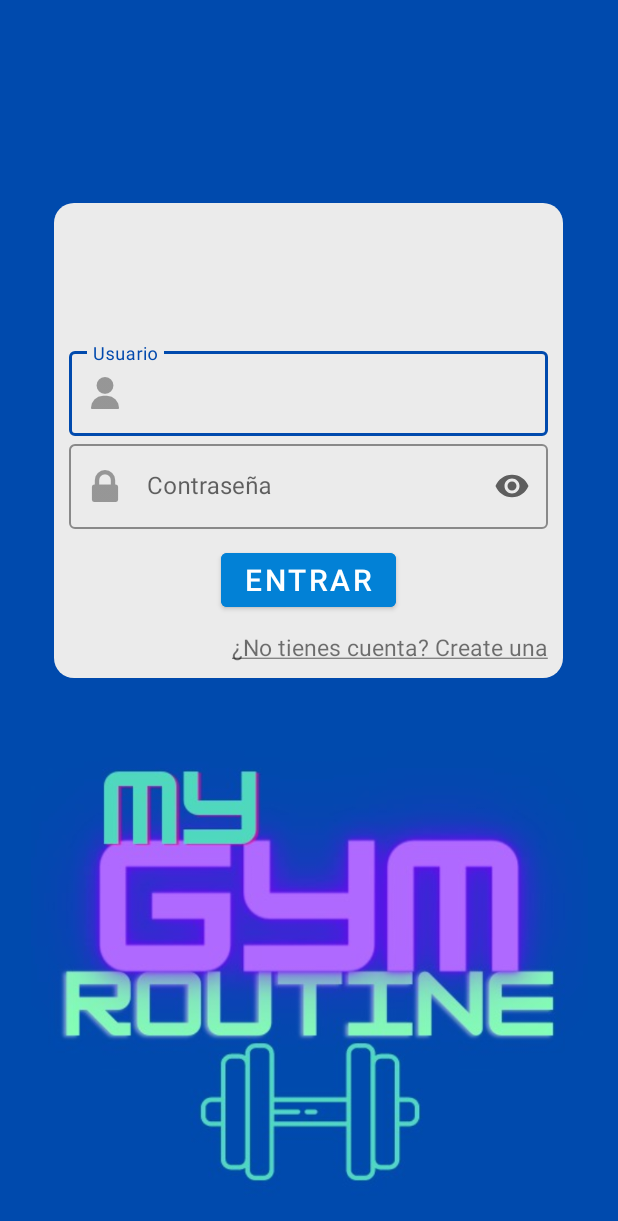
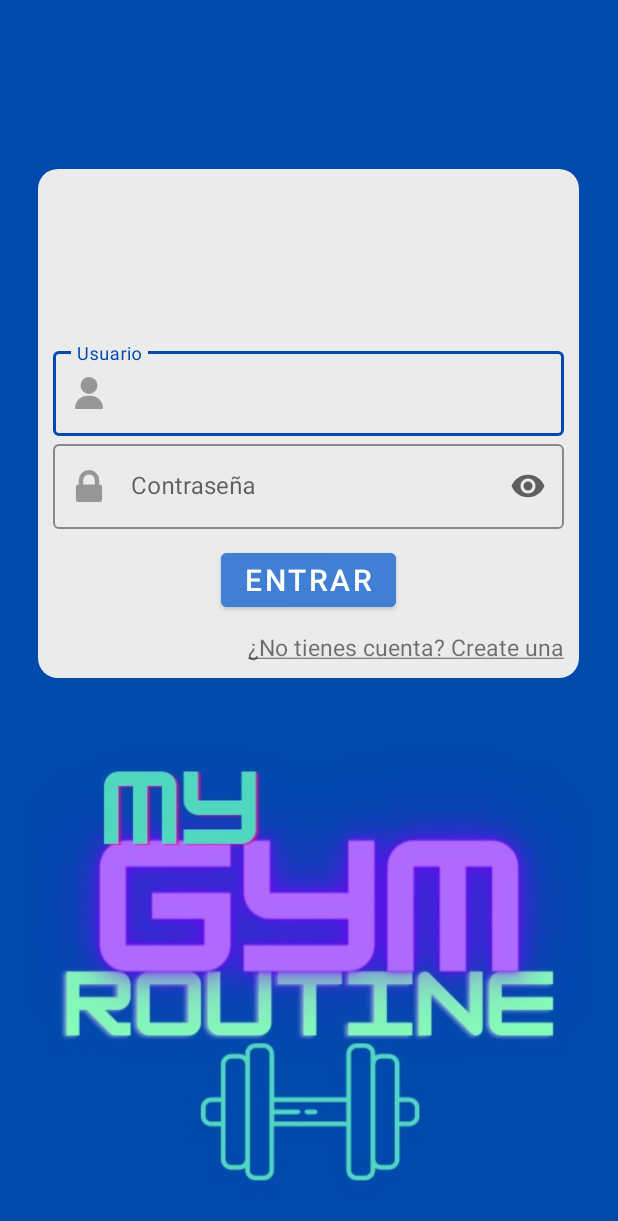
Before and after one commit to paf106/MyGymRoutine, an Android app: the screen it shows after launch (LogInActivity), on a phone screen of 412 x 824 dp. Shown: the top 1221 px of the screen. Run offline under Robolectric (Android 15) with nearby library versions, the phone set to English and light mode, and no system bars.

Commit message:
thinner edges

```diff
--- a/MyApp/app/src/main/res/layout/log_in_activity.xml
+++ b/MyApp/app/src/main/res/layout/log_in_activity.xml
@@ -19,7 +19,7 @@
         <LinearLayout
             android:layout_width="0dp"
             android:layout_height="fill_parent"
-            android:layout_weight="0.075">
+            android:layout_weight="0.05">
         </LinearLayout>
 
         <LinearLayout
@@ -42,10 +42,11 @@
                 android:gravity="center|bottom"
                 android:layout_width="match_parent"
                 android:layout_height="0dp"
-                android:layout_weight="0.7">
+                android:layout_weight="0.9">
 
                 <!-- USUARIO -->
                 <com.google.android.material.textfield.TextInputLayout
+                    android:id="@+id/etUser"
                     android:layout_width="match_parent"
                     android:layout_height="wrap_content"
                     android:hint="Usuario"
@@ -64,6 +65,7 @@
 
                 <!-- CONTRASEÑA -->
                 <com.google.android.material.textfield.TextInputLayout
+                    android:id="@+id/etPassword"
                     android:layout_width="match_parent"
                     android:layout_height="wrap_content"
                     app:hintTextColor="#0149AD"
@@ -86,12 +88,13 @@
                     android:id="@+id/btnLogIn"
                     android:layout_width="wrap_content"
                     android:layout_height="wrap_content"
-                    android:backgroundTint="#0281D6"
+                    android:backgroundTint="#407FD4"
                     android:text="Entrar"
                     android:layout_marginTop="10dp"
                     android:layout_marginBottom="10dp"
                     android:textSize="20dp"></Button>
-                <TextView
+
+                 <TextView
                     android:id="@+id/tvCreateAccount"
                     android:layout_width="wrap_content"
                     android:layout_height="wrap_content"
@@ -105,7 +108,7 @@
         <LinearLayout
             android:layout_width="0dp"
             android:layout_height="match_parent"
-            android:layout_weight="0.075">
+            android:layout_weight="0.05">
         </LinearLayout>
 
     </LinearLayout>
```
